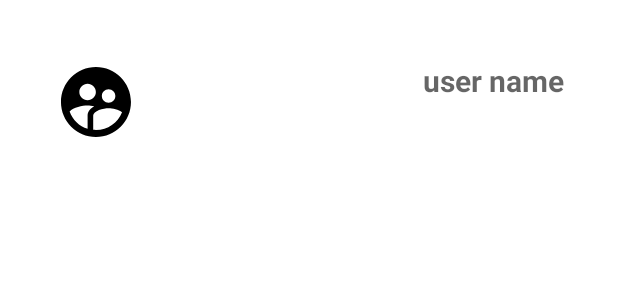
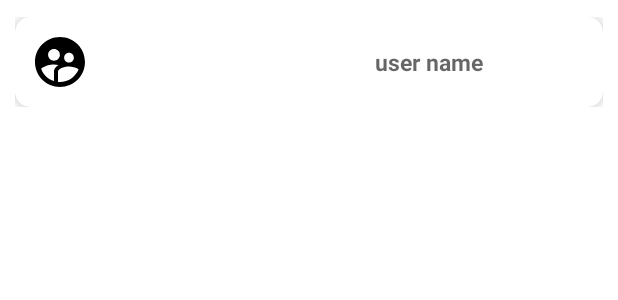
Before and after one commit to Abhi99313/eQuest-solution, an Android app: the layout user_item.xml on its own in the app's theme, with its tools: preview values and no code run, on a phone screen of 412 x 824 dp. Shown: the top 300 px of the screen. Run offline under Robolectric (Android 15) with nearby library versions, the phone set to English and light mode, and no system bars.

Commit message:
Final Commit

```diff
--- a/app/src/main/AndroidManifest.xml
+++ b/app/src/main/AndroidManifest.xml
@@ -8,7 +8,7 @@
         android:dataExtractionRules="@xml/data_extraction_rules"
         android:fullBackupContent="@xml/backup_rules"
         android:icon="@mipmap/ic_launcher"
-        android:label="@string/app_name"
+        android:label="eQuest"
         android:supportsRtl="true"
         android:theme="@style/Theme.MVVM"
         tools:targetApi="31">
--- a/app/src/main/java/com/example/mvvm/UserAdapter.java
+++ b/app/src/main/java/com/example/mvvm/UserAdapter.java
@@ -48,7 +48,7 @@ public class UserAdapter extends RecyclerView.Adapter<UserAdapter.ViewHolder> {
         TextView nameTextView;
         TextView emailTextView;
         TextView genderTextView;
-
+        TextView tvId;
         public ViewHolder(@NonNull View itemView) {
             super(itemView);
             avatarImageView = itemView.findViewById(R.id.avatarImageView2);
@@ -116,12 +116,14 @@ public class UserAdapter extends RecyclerView.Adapter<UserAdapter.ViewHolder> {
         AlertDialog.Builder builder = new AlertDialog.Builder(c);
         View dialogView = LayoutInflater.from(c).inflate(R.layout.user_details,null);
 
-        TextView tvEmail, tvGen;
+        TextView tvEmail, tvGen,tvId;
         tvEmail = dialogView.findViewById(R.id.tvEmail1);
         tvGen = dialogView.findViewById(R.id.tvGender1);
+        tvId = dialogView.findViewById(R.id.tvId);
 
         tvEmail.setText("Email: " + u.getEmail());
         tvGen.setText("Gender: " + u.getGender());
+        tvId.setText("ID: "+u.getId());
 
         builder.setView(dialogView);
         builder.setTitle("Users Details");
--- a/app/src/main/res/layout/user_item.xml
+++ b/app/src/main/res/layout/user_item.xml
@@ -1,24 +1,32 @@
 <?xml version="1.0" encoding="utf-8"?>
 
-<LinearLayout
-    xmlns:android="http://schemas.android.com/apk/res/android"
+<LinearLayout xmlns:android="http://schemas.android.com/apk/res/android"
     android:layout_width="match_parent"
     android:layout_height="wrap_content"
+    xmlns:app="http://schemas.android.com/apk/res-auto"
     android:orientation="vertical"
-    android:gravity="center"
-    android:layout_marginTop="30dp"
+    android:gravity="center_vertical"
+    android:layout_marginTop="1dp"
     android:layout_gravity="center_horizontal"
     android:padding="10dp">
+
+    <androidx.cardview.widget.CardView
+        android:layout_width="match_parent"
+        app:cardCornerRadius="10dp"
+        app:cardElevation="5dp"
+        android:layout_height="wrap_content">
 
     <LinearLayout
         android:layout_width="wrap_content"
         android:orientation="horizontal"
+        android:padding="10dp"
+        android:gravity="center_vertical"
         android:layout_height="wrap_content">
 
         <ImageView
             android:id="@+id/avatarImageView2"
-            android:layout_width="56dp"
-            android:layout_height="56dp"
+            android:layout_width="40dp"
+            android:layout_height="40dp"
             android:src="@drawable/user_img"
             android:scaleType="centerCrop"
             android:layout_marginEnd="190dp"
@@ -30,9 +38,10 @@
             android:layout_width="wrap_content"
             android:layout_height="wrap_content"
             android:hint="user name"
-            android:textSize="20sp"
+            android:textSize="15sp"
             android:textStyle="bold"/>
     </LinearLayout>
+    </androidx.cardview.widget.CardView>
 
 
 
```
Also changed, not shown: app/src/main/res/layout/user_details.xml (+8 -1 lines), 1 other file.
